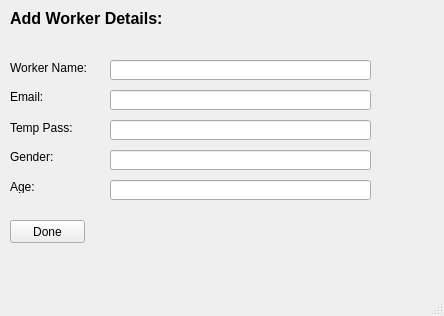
This is AddWorker.ui in msaadg/NGOConnect as Qt 5 draws it before an edit. The edited form follows.
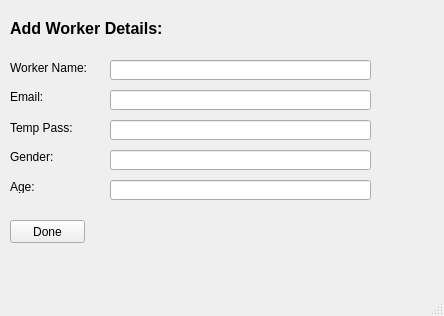
This is the edited form.

Commit message: added ngo name in view project form

The edit to the form file:
```diff
--- a/AddWorker.ui
+++ b/AddWorker.ui
@@ -18,7 +18,7 @@
     <property name="geometry">
      <rect>
       <x>10</x>
-      <y>10</y>
+      <y>20</y>
       <width>361</width>
       <height>16</height>
      </rect>
```
The commit also changes 7 other files.
